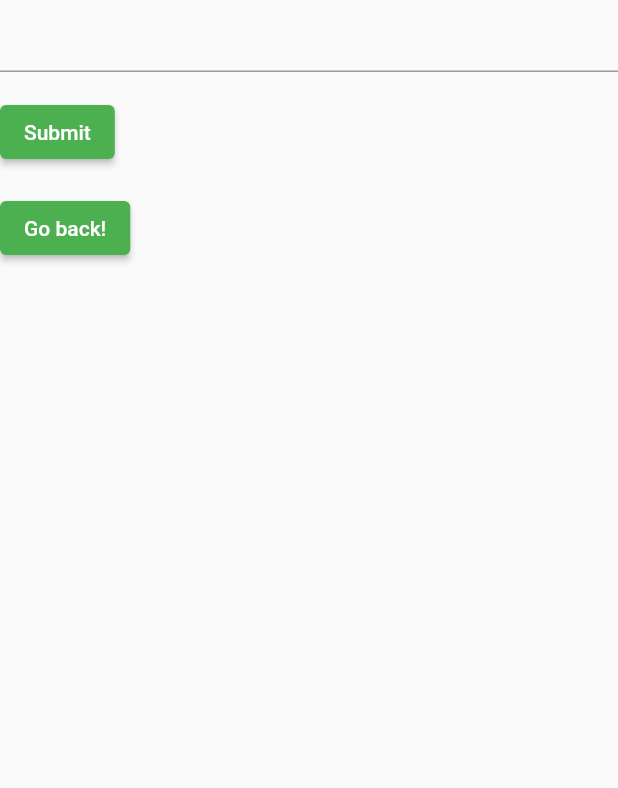
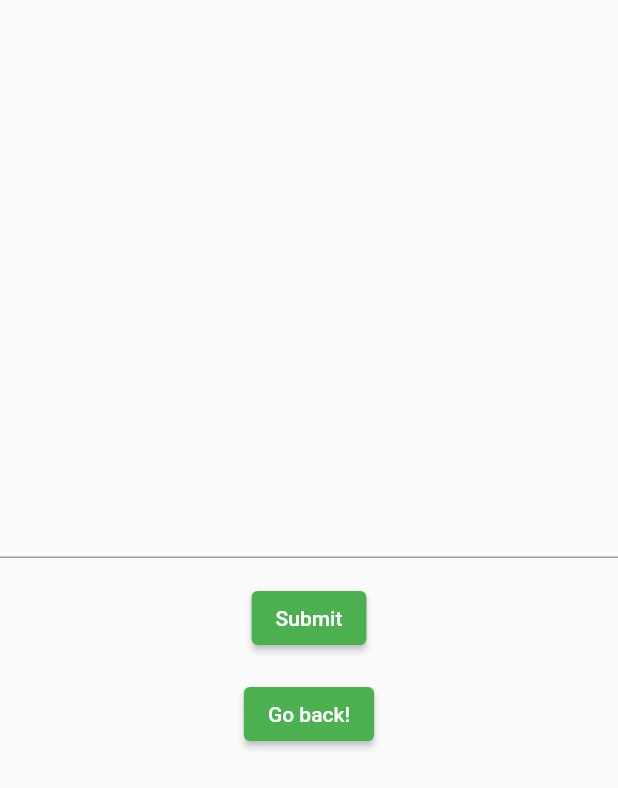
Before and after one commit to minnasiivo/Mobiili_Henna_Marjo_Minna, a Flutter app: the InputView screen opened directly, on a phone screen of 412 x 824 dp. Shown: the top 788 px of the screen. Run offline on Flutter 3.47's test engine with Material 2 defaults, Android fonts, the phone set to English and light mode, and no system bars; our stand-ins replace anim_search_bar, geocoding, geolocator; missing offline and left inert: geolocator_web.

```diff
--- a/lib/view/input_view.dart
+++ b/lib/view/input_view.dart
@@ -34,7 +34,7 @@ class InputViewState extends State<InputView> {
         child: Form(
           key: _formKey,
           child: Column(
-            crossAxisAlignment: CrossAxisAlignment.start,
+            mainAxisAlignment: MainAxisAlignment.center,
             children: [
               TextFormField(
                 // The validator receives the text that the user has entered.
```
Also changed, not shown: lib/view/weather_page.dart (+11 -3 lines).
